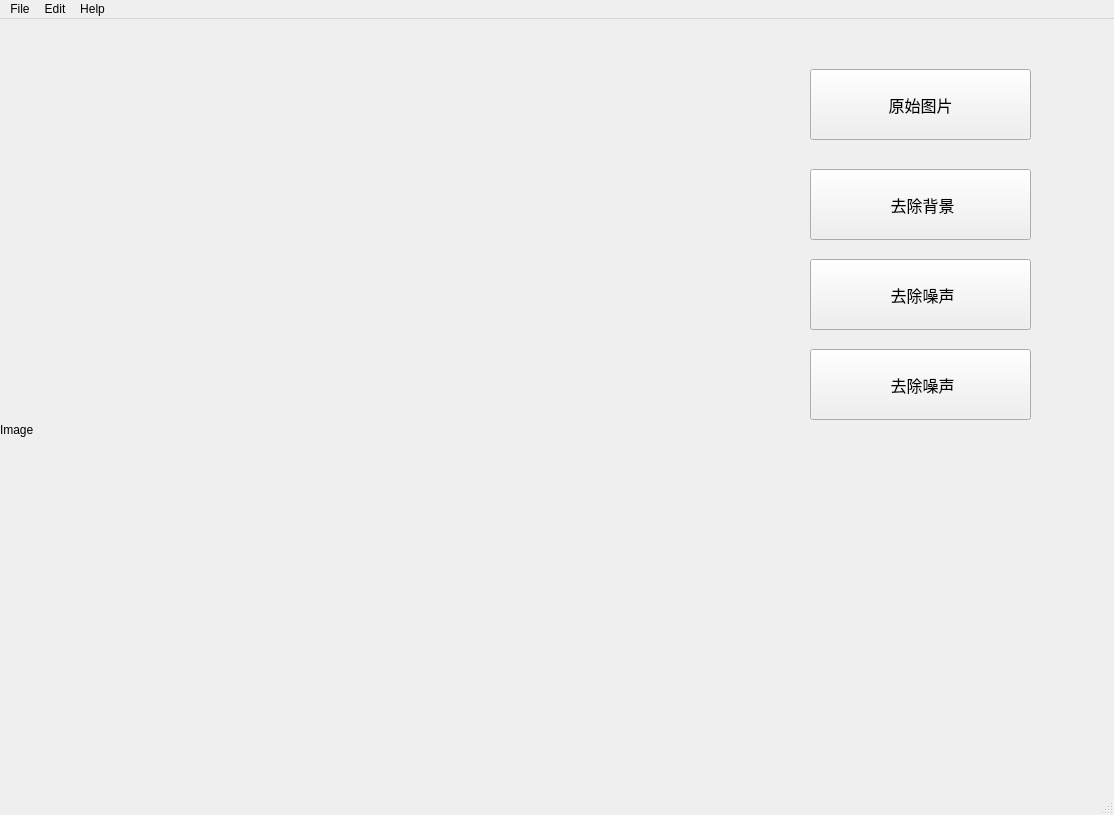
This is MainWindow.ui in InfiniteTree/HSI-Data-Processing as Qt 5 draws it before an edit. The edited form follows.
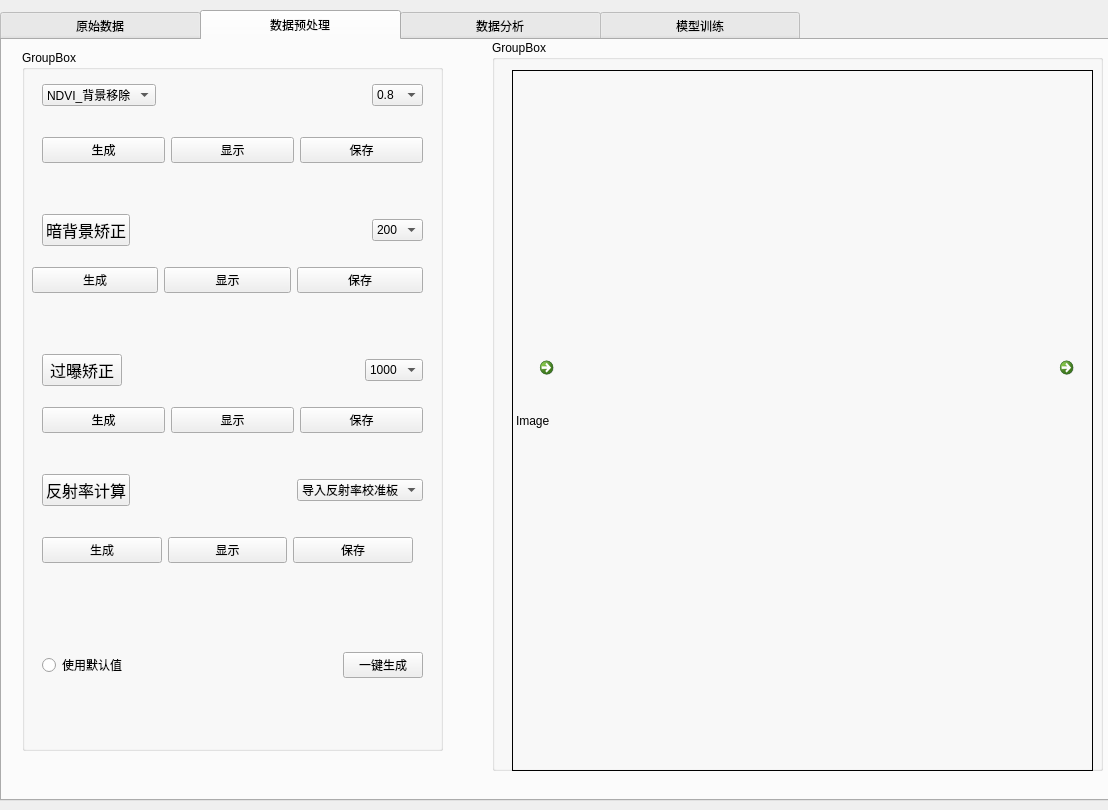
This is the edited form. The open tabs and pages were chosen to show the change.

Diff of the .ui file:
```diff
--- a/MainWindow.ui
+++ b/MainWindow.ui
@@ -6,136 +6,799 @@
    <rect>
     <x>0</x>
     <y>0</y>
-    <width>1114</width>
-    <height>815</height>
+    <width>1108</width>
+    <height>810</height>
    </rect>
   </property>
   <property name="windowTitle">
    <string>MainWindow</string>
   </property>
   <widget class="QWidget" name="centralwidget">
-   <widget class="QPushButton" name="Button1">
-    <property name="geometry">
-     <rect>
-      <x>810</x>
-      <y>50</y>
-      <width>221</width>
-      <height>71</height>
-     </rect>
-    </property>
-    <property name="font">
-     <font>
-      <family>Times New Roman</family>
-      <pointsize>12</pointsize>
-     </font>
-    </property>
-    <property name="text">
-     <string>原始图片</string>
-    </property>
-   </widget>
-   <widget class="QLabel" name="label">
+   <widget class="QTabWidget" name="tabWidget">
     <property name="geometry">
      <rect>
       <x>0</x>
-      <y>50</y>
-      <width>681</width>
-      <height>721</height>
+      <y>10</y>
+      <width>1111</width>
+      <height>791</height>
      </rect>
     </property>
-    <property name="text">
-     <string>Image</string>
+    <property name="toolTip">
+     <string>&lt;html&gt;&lt;head/&gt;&lt;body&gt;&lt;p&gt;1&lt;/p&gt;&lt;/body&gt;&lt;/html&gt;</string>
     </property>
-   </widget>
-   <widget class="QPushButton" name="Button1_2">
-    <property name="geometry">
-     <rect>
-      <x>810</x>
-      <y>150</y>
-      <width>221</width>
-      <height>71</height>
-     </rect>
+    <property name="styleSheet">
+     <string notr="true">QTabBar::tab{width:200}
+QTabBar::tab{height:30}
+</string>
     </property>
-    <property name="font">
-     <font>
-      <family>Times New Roman</family>
-      <pointsize>12</pointsize>
-     </font>
+    <property name="tabShape">
+     <enum>QTabWidget::Rounded</enum>
     </property>
-    <property name="text">
-     <string> 去除背景</string>
+    <property name="currentIndex">
+     <number>0</number>
     </property>
-   </widget>
-   <widget class="QPushButton" name="Button1_3">
-    <property name="geometry">
-     <rect>
-      <x>810</x>
-      <y>240</y>
-      <width>221</width>
-      <height>71</height>
-     </rect>
+    <property name="iconSize">
+     <size>
+      <width>50</width>
+      <height>50</height>
+     </size>
     </property>
-    <property name="font">
-     <font>
-      <family>Times New Roman</family>
-      <pointsize>12</pointsize>
-     </font>
-    </property>
-    <property name="text">
-     <string> 去除噪声</string>
-    </property>
+    <widget class="QWidget" name="Tab1">
+     <property name="minimumSize">
+      <size>
+       <width>1105</width>
+       <height>0</height>
+      </size>
+     </property>
+     <property name="baseSize">
+      <size>
+       <width>0</width>
+       <height>0</height>
+      </size>
+     </property>
+     <property name="cursor">
+      <cursorShape>CrossCursor</cursorShape>
+     </property>
+     <property name="contextMenuPolicy">
+      <enum>Qt::DefaultContextMenu</enum>
+     </property>
+     <attribute name="title">
+      <string>原始数据</string>
+     </attribute>
+     <widget class="QLabel" name="label">
+      <property name="geometry">
+       <rect>
+        <x>460</x>
+        <y>0</y>
+        <width>641</width>
+        <height>721</height>
+       </rect>
+      </property>
+      <property name="styleSheet">
+       <string notr="true">border:1px solid black;</string>
+      </property>
+      <property name="text">
+       <string>Image</string>
+      </property>
+     </widget>
+     <widget class="QPushButton" name="pushButton_4">
+      <property name="geometry">
+       <rect>
+        <x>0</x>
+        <y>120</y>
+        <width>93</width>
+        <height>28</height>
+       </rect>
+      </property>
+      <property name="text">
+       <string>生成</string>
+      </property>
+     </widget>
+     <widget class="QPushButton" name="pushButton_6">
+      <property name="geometry">
+       <rect>
+        <x>100</x>
+        <y>120</y>
+        <width>93</width>
+        <height>28</height>
+       </rect>
+      </property>
+      <property name="text">
+       <string>保存</string>
+      </property>
+     </widget>
+     <widget class="QPushButton" name="pushButton_7">
+      <property name="geometry">
+       <rect>
+        <x>0</x>
+        <y>200</y>
+        <width>231</width>
+        <height>28</height>
+       </rect>
+      </property>
+      <property name="text">
+       <string>显示图片信息</string>
+      </property>
+     </widget>
+     <widget class="QWidget" name="horizontalLayoutWidget">
+      <property name="geometry">
+       <rect>
+        <x>0</x>
+        <y>250</y>
+        <width>291</width>
+        <height>41</height>
+       </rect>
+      </property>
+      <layout class="QHBoxLayout" name="horizontalLayout">
+       <item>
+        <widget class="QPushButton" name="pushButton">
+         <property name="text">
+          <string>图像长度</string>
+         </property>
+        </widget>
+       </item>
+       <item>
+        <spacer name="horizontalSpacer">
+         <property name="orientation">
+          <enum>Qt::Horizontal</enum>
+         </property>
+         <property name="sizeHint" stdset="0">
+          <size>
+           <width>28</width>
+           <height>20</height>
+          </size>
+         </property>
+        </spacer>
+       </item>
+       <item>
+        <widget class="QLineEdit" name="lineEdit_2">
+         <property name="text">
+          <string>0        pix</string>
+         </property>
+        </widget>
+       </item>
+      </layout>
+     </widget>
+     <widget class="QWidget" name="horizontalLayoutWidget_2">
+      <property name="geometry">
+       <rect>
+        <x>0</x>
+        <y>320</y>
+        <width>291</width>
+        <height>41</height>
+       </rect>
+      </property>
+      <layout class="QHBoxLayout" name="horizontalLayout_2">
+       <item>
+        <widget class="QPushButton" name="pushButton_19">
+         <property name="text">
+          <string>图像宽度</string>
+         </property>
+        </widget>
+       </item>
+       <item>
+        <spacer name="horizontalSpacer_8">
+         <property name="orientation">
+          <enum>Qt::Horizontal</enum>
+         </property>
+         <property name="sizeHint" stdset="0">
+          <size>
+           <width>28</width>
+           <height>20</height>
+          </size>
+         </property>
+        </spacer>
+       </item>
+       <item>
+        <widget class="QLineEdit" name="lineEdit_5">
+         <property name="text">
+          <string>0        pix</string>
+         </property>
+        </widget>
+       </item>
+      </layout>
+     </widget>
+     <widget class="QWidget" name="horizontalLayoutWidget_3">
+      <property name="geometry">
+       <rect>
+        <x>0</x>
+        <y>390</y>
+        <width>291</width>
+        <height>41</height>
+       </rect>
+      </property>
+      <layout class="QHBoxLayout" name="horizontalLayout_3">
+       <item>
+        <widget class="QPushButton" name="pushButton_20">
+         <property name="text">
+          <string>图像波段</string>
+         </property>
+        </widget>
+       </item>
+       <item>
+        <spacer name="horizontalSpacer_9">
+         <property name="orientation">
+          <enum>Qt::Horizontal</enum>
+         </property>
+         <property name="sizeHint" stdset="0">
+          <size>
+           <width>28</width>
+           <height>20</height>
+          </size>
+         </property>
+        </spacer>
+       </item>
+       <item>
+        <widget class="QLineEdit" name="lineEdit_6">
+         <property name="text">
+          <string>NAN</string>
+         </property>
+        </widget>
+       </item>
+      </layout>
+     </widget>
+     <widget class="QWidget" name="verticalLayoutWidget">
+      <property name="geometry">
+       <rect>
+        <x>0</x>
+        <y>10</y>
+        <width>451</width>
+        <height>95</height>
+       </rect>
+      </property>
+      <layout class="QVBoxLayout" name="verticalLayout">
+       <item>
+        <widget class="QPushButton" name="Button1">
+         <property name="font">
+          <font>
+           <family>Times New Roman</family>
+           <pointsize>12</pointsize>
+          </font>
+         </property>
+         <property name="text">
+          <string>导入原始照片</string>
+         </property>
+        </widget>
+       </item>
+       <item>
+        <spacer name="verticalSpacer">
+         <property name="orientation">
+          <enum>Qt::Vertical</enum>
+         </property>
+         <property name="sizeHint" stdset="0">
+          <size>
+           <width>20</width>
+           <height>18</height>
+          </size>
+         </property>
+        </spacer>
+       </item>
+       <item>
+        <widget class="QLineEdit" name="lineEdit">
+         <property name="text">
+          <string>高光谱数据文件路径</string>
+         </property>
+        </widget>
+       </item>
+      </layout>
+     </widget>
+    </widget>
+    <widget class="QWidget" name="Tab2">
+     <attribute name="title">
+      <string>数据预处理</string>
+     </attribute>
+     <widget class="QGroupBox" name="groupBox">
+      <property name="geometry">
+       <rect>
+        <x>20</x>
+        <y>10</y>
+        <width>421</width>
+        <height>701</height>
+       </rect>
+      </property>
+      <property name="title">
+       <string>GroupBox</string>
+      </property>
+      <widget class="QWidget" name="horizontalLayoutWidget_4">
+       <property name="geometry">
+        <rect>
+         <x>20</x>
+         <y>20</y>
+         <width>381</width>
+         <height>51</height>
+        </rect>
+       </property>
+       <layout class="QHBoxLayout" name="horizontalLayout_4">
+        <item>
+         <widget class="QComboBox" name="comboBox_5">
+          <item>
+           <property name="text">
+            <string>NDVI_背景移除</string>
+           </property>
+          </item>
+          <item>
+           <property name="text">
+            <string>NAN</string>
+           </property>
+          </item>
+         </widget>
+        </item>
+        <item>
+         <spacer name="horizontalSpacer_4">
+          <property name="orientation">
+           <enum>Qt::Horizontal</enum>
+          </property>
+          <property name="sizeHint" stdset="0">
+           <size>
+            <width>40</width>
+            <height>20</height>
+           </size>
+          </property>
+         </spacer>
+        </item>
+        <item>
+         <widget class="QComboBox" name="comboBox_2">
+          <property name="iconSize">
+           <size>
+            <width>20</width>
+            <height>20</height>
+           </size>
+          </property>
+          <item>
+           <property name="text">
+            <string>0.8</string>
+           </property>
+          </item>
+          <item>
+           <property name="text">
+            <string>-1.0</string>
+           </property>
+          </item>
+          <item>
+           <property name="text">
+            <string>-0.6</string>
+           </property>
+          </item>
+          <item>
+           <property name="text">
+            <string>-0.2</string>
+           </property>
+          </item>
+          <item>
+           <property name="text">
+            <string>0.2</string>
+           </property>
+          </item>
+          <item>
+           <property name="text">
+            <string>0.6</string>
+           </property>
+          </item>
+          <item>
+           <property name="text">
+            <string>1.0</string>
+           </property>
+          </item>
+         </widget>
+        </item>
+       </layout>
+      </widget>
+      <widget class="QWidget" name="horizontalLayoutWidget_5">
+       <property name="geometry">
+        <rect>
+         <x>20</x>
+         <y>160</y>
+         <width>381</width>
+         <height>41</height>
+        </rect>
+       </property>
+       <layout class="QHBoxLayout" name="horizontalLayout_5">
+        <item>
+         <widget class="QPushButton" name="RemoveSD">
+          <property name="font">
+           <font>
+            <family>Times New Roman</family>
+            <pointsize>12</pointsize>
+           </font>
+          </property>
+          <property name="text">
+           <string>暗背景矫正</string>
+          </property>
+         </widget>
+        </item>
+        <item>
+         <spacer name="horizontalSpacer_5">
+          <property name="orientation">
+           <enum>Qt::Horizontal</enum>
+          </property>
+          <property name="sizeHint" stdset="0">
+           <size>
+            <width>40</width>
+            <height>20</height>
+           </size>
+          </property>
+         </spacer>
+        </item>
+        <item>
+         <widget class="QComboBox" name="comboBox_3">
+          <item>
+           <property name="text">
+            <string>200</string>
+           </property>
+          </item>
+          <item>
+           <property name="text">
+            <string>400</string>
+           </property>
+          </item>
+          <item>
+           <property name="text">
+            <string>600</string>
+           </property>
+          </item>
+         </widget>
+        </item>
+       </layout>
+      </widget>
+      <widget class="QWidget" name="horizontalLayoutWidget_7">
+       <property name="geometry">
+        <rect>
+         <x>10</x>
+         <y>210</y>
+         <width>391</width>
+         <height>41</height>
+        </rect>
+       </property>
+       <layout class="QHBoxLayout" name="horizontalLayout_7">
+        <item>
+         <widget class="QPushButton" name="pushButton_9">
+          <property name="text">
+           <string>生成</string>
+          </property>
+         </widget>
+        </item>
+        <item>
+         <widget class="QPushButton" name="pushButton_21">
+          <property name="text">
+           <string>显示</string>
+          </property>
+         </widget>
+        </item>
+        <item>
+         <widget class="QPushButton" name="pushButton_10">
+          <property name="text">
+           <string>保存</string>
+          </property>
+         </widget>
+        </item>
+       </layout>
+      </widget>
+      <widget class="QWidget" name="horizontalLayoutWidget_8">
+       <property name="geometry">
+        <rect>
+         <x>20</x>
+         <y>80</y>
+         <width>381</width>
+         <height>41</height>
+        </rect>
+       </property>
+       <layout class="QHBoxLayout" name="horizontalLayout_8">
+        <item>
+         <widget class="QPushButton" name="pushButton_16">
+          <property name="text">
+           <string>生成</string>
+          </property>
+         </widget>
+        </item>
+        <item>
+         <widget class="QPushButton" name="pushButton_22">
+          <property name="text">
+           <string>显示</string>
+          </property>
+         </widget>
+        </item>
+        <item>
+         <widget class="QPushButton" name="pushButton_17">
+          <property name="text">
+           <string>保存</string>
+          </property>
+         </widget>
+        </item>
+       </layout>
+      </widget>
+      <widget class="QWidget" name="horizontalLayoutWidget_9">
+       <property name="geometry">
+        <rect>
+         <x>20</x>
+         <y>480</y>
+         <width>371</width>
+         <height>41</height>
+        </rect>
+       </property>
+       <layout class="QHBoxLayout" name="horizontalLayout_9">
+        <item>
+         <widget class="QPushButton" name="pushButton_11">
+          <property name="text">
+           <string>生成</string>
+          </property>
+         </widget>
+        </item>
+        <item>
+         <widget class="QPushButton" name="pushButton_23">
+          <property name="text">
+           <string>显示</string>
+          </property>
+         </widget>
+        </item>
+        <item>
+         <widget class="QPushButton" name="pushButton_12">
+          <property name="text">
+           <string>保存</string>
+          </property>
+         </widget>
+        </item>
+       </layout>
+      </widget>
+      <widget class="QWidget" name="horizontalLayoutWidget_10">
+       <property name="geometry">
+        <rect>
+         <x>20</x>
+         <y>350</y>
+         <width>381</width>
+         <height>41</height>
+        </rect>
+       </property>
+       <layout class="QHBoxLayout" name="horizontalLayout_10">
+        <item>
+         <widget class="QPushButton" name="pushButton_15">
+          <property name="text">
+           <string>生成</string>
+          </property>
+         </widget>
+        </item>
+        <item>
+         <widget class="QPushButton" name="pushButton_24">
+          <property name="text">
+           <string>显示</string>
+          </property>
+         </widget>
+        </item>
+        <item>
+         <widget class="QPushButton" name="pushButton_25">
+          <property name="text">
+           <string>保存</string>
+          </property>
+         </widget>
+        </item>
+       </layout>
+      </widget>
+      <widget class="QWidget" name="horizontalLayoutWidget_6">
+       <property name="geometry">
+        <rect>
+         <x>20</x>
+         <y>300</y>
+         <width>381</width>
+         <height>41</height>
+        </rect>
+       </property>
+       <layout class="QHBoxLayout" name="horizontalLayout_6">
+        <item>
+         <widget class="QPushButton" name="RemoveNT">
+          <property name="font">
+           <font>
+            <family>Times New Roman</family>
+            <pointsize>12</pointsize>
+           </font>
+          </property>
+          <property name="text">
+           <string>过曝矫正</string>
+          </property>
+         </widget>
+        </item>
+        <item>
+         <spacer name="horizontalSpacer_6">
+          <property name="orientation">
+           <enum>Qt::Horizontal</enum>
+          </property>
+          <property name="sizeHint" stdset="0">
+           <size>
+            <width>40</width>
+            <height>20</height>
+           </size>
+          </property>
+         </spacer>
+        </item>
+        <item>
+         <widget class="QComboBox" name="comboBox_4">
+          <item>
+           <property name="text">
+            <string>1000</string>
+           </property>
+          </item>
+          <item>
+           <property name="text">
+            <string>2000</string>
+           </property>
+          </item>
+          <item>
+           <property name="text">
+            <string>3000</string>
+           </property>
+          </item>
+         </widget>
+        </item>
+       </layout>
+      </widget>
+      <widget class="QWidget" name="horizontalLayoutWidget_11">
+       <property name="geometry">
+        <rect>
+         <x>20</x>
+         <y>420</y>
+         <width>381</width>
+         <height>41</height>
+        </rect>
+       </property>
+       <layout class="QHBoxLayout" name="horizontalLayout_11">
+        <item>
+         <widget class="QPushButton" name="GetReflectamce">
+          <property name="font">
+           <font>
+            <family>Times New Roman</family>
+            <pointsize>12</pointsize>
+           </font>
+          </property>
+          <property name="text">
+           <string>反射率计算</string>
+          </property>
+         </widget>
+        </item>
+        <item>
+         <spacer name="horizontalSpacer_7">
+          <property name="orientation">
+           <enum>Qt::Horizontal</enum>
+          </property>
+          <property name="sizeHint" stdset="0">
+           <size>
+            <width>40</width>
+            <height>20</height>
+           </size>
+          </property>
+         </spacer>
+        </item>
+        <item>
+         <widget class="QComboBox" name="comboBox">
+          <item>
+           <property name="text">
+            <string>导入反射率校准板</string>
+           </property>
+          </item>
+         </widget>
+        </item>
+       </layout>
+      </widget>
+      <widget class="QWidget" name="horizontalLayoutWidget_12">
+       <property name="geometry">
+        <rect>
+         <x>20</x>
+         <y>590</y>
+         <width>381</width>
+         <height>51</height>
+        </rect>
+       </property>
+       <layout class="QHBoxLayout" name="horizontalLayout_12">
+        <item>
+         <widget class="QRadioButton" name="radioButton">
+          <property name="text">
+           <string>使用默认值</string>
+          </property>
+         </widget>
+        </item>
+        <item>
+         <spacer name="horizontalSpacer_10">
+          <property name="orientation">
+           <enum>Qt::Horizontal</enum>
+          </property>
+          <property name="sizeHint" stdset="0">
+           <size>
+            <width>40</width>
+            <height>20</height>
+           </size>
+          </property>
+         </spacer>
+        </item>
+        <item>
+         <widget class="QPushButton" name="pushButton_18">
+          <property name="text">
+           <string>一键生成</string>
+          </property>
+         </widget>
+        </item>
+       </layout>
+      </widget>
+     </widget>
+     <widget class="QCommandLinkButton" name="commandLinkButton">
+      <property name="geometry">
+       <rect>
+        <x>1050</x>
+        <y>310</y>
+        <width>41</width>
+        <height>48</height>
+       </rect>
+      </property>
+      <property name="text">
+       <string/>
+      </property>
+     </widget>
+     <widget class="QGroupBox" name="groupBox_2">
+      <property name="geometry">
+       <rect>
+        <x>490</x>
+        <y>0</y>
+        <width>611</width>
+        <height>731</height>
+       </rect>
+      </property>
+      <property name="title">
+       <string>GroupBox</string>
+      </property>
+      <widget class="QLabel" name="label_2">
+       <property name="geometry">
+        <rect>
+         <x>20</x>
+         <y>30</y>
+         <width>581</width>
+         <height>701</height>
+        </rect>
+       </property>
+       <property name="styleSheet">
+        <string notr="true">border:1px solid black;</string>
+       </property>
+       <property name="text">
+        <string>Image</string>
+       </property>
+      </widget>
+      <widget class="QCommandLinkButton" name="commandLinkButton_2">
+       <property name="geometry">
+        <rect>
+         <x>40</x>
+         <y>310</y>
+         <width>41</width>
+         <height>48</height>
+        </rect>
+       </property>
+       <property name="baseSize">
+        <size>
+         <width>0</width>
+         <height>0</height>
+        </size>
+       </property>
+       <property name="layoutDirection">
+        <enum>Qt::LeftToRight</enum>
+       </property>
+       <property name="autoFillBackground">
+        <bool>false</bool>
+       </property>
+       <property name="text">
+        <string/>
+       </property>
+       <property name="description">
+        <string notr="true"/>
+       </property>
+      </widget>
+     </widget>
+    </widget>
+    <widget class="QWidget" name="Tab3">
+     <attribute name="title">
+      <string>数据分析</string>
+     </attribute>
+    </widget>
+    <widget class="QWidget" name="tab">
+     <attribute name="title">
+      <string>模型训练</string>
+     </attribute>
+    </widget>
    </widget>
-   <widget class="QPushButton" name="Button1_4">
-    <property name="geometry">
-     <rect>
-      <x>810</x>
-      <y>330</y>
-      <width>221</width>
-      <height>71</height>
-     </rect>
-    </property>
-    <property name="font">
-     <font>
-      <family>Times New Roman</family>
-      <pointsize>12</pointsize>
-     </font>
-    </property>
-    <property name="text">
-     <string> 去除噪声</string>
-    </property>
-   </widget>
   </widget>
-  <widget class="QMenuBar" name="menubar">
-   <property name="geometry">
-    <rect>
-     <x>0</x>
-     <y>0</y>
-     <width>1114</width>
-     <height>26</height>
-    </rect>
-   </property>
-   <widget class="QMenu" name="menufile">
-    <property name="title">
-     <string>File</string>
-    </property>
-    <addaction name="actionopen_file"/>
-    <addaction name="actionOpen_File_Folder"/>
-   </widget>
-   <widget class="QMenu" name="menuEdit">
-    <property name="title">
-     <string>Edit</string>
-    </property>
-    <addaction name="actionSave"/>
-   </widget>
-   <widget class="QMenu" name="menuHelp">
-    <property name="title">
-     <string>Help</string>
-    </property>
-   </widget>
-   <addaction name="menufile"/>
-   <addaction name="menuEdit"/>
-   <addaction name="menuHelp"/>
-  </widget>
-  <widget class="QStatusBar" name="statusbar"/>
   <action name="actionopen_file">
    <property name="enabled">
     <bool>true</bool>
```
